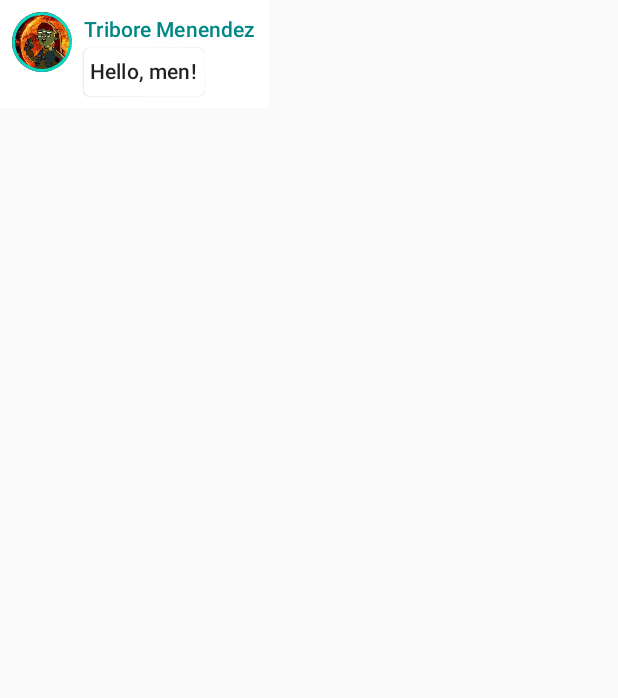
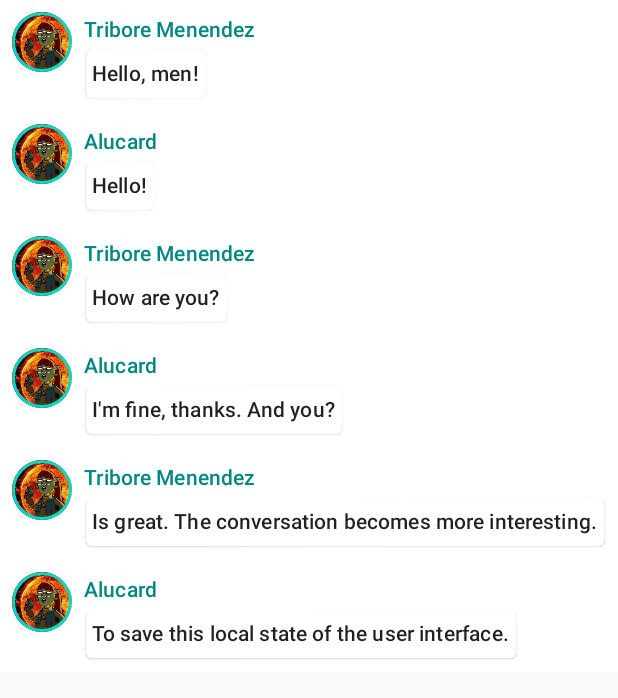
Before and after one commit to TriboreMenendez/AndroidCompose, an Android app built with Jetpack Compose: the screen it shows after launch (MainActivity), on a phone screen of 412 x 824 dp. Shown: the top 698 px of the screen. Run offline under Robolectric (Android 15) with nearby library versions, the phone set to English and light mode, and no system bars.

Commit message:
COMPOSE-1 added list messages and animate

```diff
--- a/app/src/main/java/tribore/android/firstcomposetutorial/MainActivity.kt
+++ b/app/src/main/java/tribore/android/firstcomposetutorial/MainActivity.kt
@@ -1,39 +1,52 @@
 package tribore.android.firstcomposetutorial
 
-import android.content.res.Configuration
 import android.os.Bundle
 import androidx.activity.ComponentActivity
 import androidx.activity.compose.setContent
+import androidx.compose.animation.animateColorAsState
+import androidx.compose.animation.animateContentSize
 import androidx.compose.foundation.Image
 import androidx.compose.foundation.border
+import androidx.compose.foundation.clickable
 import androidx.compose.foundation.layout.*
+import androidx.compose.foundation.lazy.LazyColumn
+import androidx.compose.foundation.lazy.items
 import androidx.compose.foundation.shape.CircleShape
 import androidx.compose.material.MaterialTheme
 import androidx.compose.material.Surface
 import androidx.compose.material.Text
-import androidx.compose.runtime.Composable
+import androidx.compose.runtime.*
 import androidx.compose.ui.Modifier
 import androidx.compose.ui.draw.clip
 import androidx.compose.ui.res.painterResource
 import androidx.compose.ui.tooling.preview.Preview
 import androidx.compose.ui.unit.dp
+import tribore.android.firstcomposetutorial.data.MessagesRepositoryImpl
 import tribore.android.firstcomposetutorial.domain.Message
+import tribore.android.firstcomposetutorial.domain.MessagesRepository
 import tribore.android.firstcomposetutorial.ui.theme.FirstComposeTutorialTheme
 
-val testMessage = Message(
-    author = "Tribore Menendez",
-    body = "Hello, men!"
-)
+private val repository: MessagesRepository = MessagesRepositoryImpl()
 
 class MainActivity : ComponentActivity() {
+
     override fun onCreate(savedInstanceState: Bundle?) {
         super.onCreate(savedInstanceState)
         setContent {
             FirstComposeTutorialTheme {
                 Surface {
-                    MessageCard(testMessage)
+                    Conversation(messages = repository.getListMessages())
                 }
             }
+        }
+    }
+}
+
+@Composable
+fun Conversation(messages: List<Message>) {
+    LazyColumn {
+        items(messages) { message ->
+            MessageCard(msg = message)
         }
     }
 }
@@ -52,7 +65,12 @@ fun MessageCard(msg: Message) {
 
         Spacer(modifier = Modifier.width(8.dp))
 
-        Column {
+        var isExpanded by remember { mutableStateOf(false) }
+        val surfaceColor by animateColorAsState(
+            targetValue = if (isExpanded) MaterialTheme.colors.primary else MaterialTheme.colors.surface
+        )
+
+        Column(modifier = Modifier.clickable { isExpanded = !isExpanded }) {
             Text(
                 text = msg.author,
                 color = MaterialTheme.colors.secondaryVariant,
@@ -61,27 +79,33 @@ fun MessageCard(msg: Message) {
 
             Spacer(modifier = Modifier.width(4.dp))
 
-            Surface(shape = MaterialTheme.shapes.medium, elevation = 1.dp) {
+            Surface(
+                shape = MaterialTheme.shapes.medium,
+                elevation = 1.dp,
+                color = surfaceColor,
+                modifier = Modifier
+                    .animateContentSize()
+                    .padding(1.dp)
+            ) {
                 Text(
                     text = msg.body,
                     style = MaterialTheme.typography.subtitle2,
-                    modifier = Modifier.padding(all = 4.dp)
+                    modifier = Modifier.padding(all = 4.dp),
+                    maxLines = if (isExpanded) Int.MAX_VALUE else 1
                 )
             }
         }
     }
 }
 
-@Preview(name = "Light Mode")
 @Preview(
-    uiMode = Configuration.UI_MODE_NIGHT_YES,
-    showBackground = true,
-    name = "Dark Mode")
+    name = "Light Mode"
+)
 @Composable
 fun PreviewMessageCard() {
     FirstComposeTutorialTheme {
         Surface {
-            MessageCard(testMessage)
+            Conversation(messages = repository.getListMessages())
         }
     }
 
--- /dev/null
+++ b/app/src/main/java/tribore/android/firstcomposetutorial/data/MessagesRepository.kt
@@ -0,0 +1,37 @@
+package tribore.android.firstcomposetutorial.data
+
+import tribore.android.firstcomposetutorial.domain.Message
+import tribore.android.firstcomposetutorial.domain.MessagesRepository
+
+/**
+ * Created by MaksimNikulin on 30.01.2023
+ */
+class MessagesRepositoryImpl: MessagesRepository {
+    override fun getListMessages(): List<Message> =
+        listOf<Message>(
+            Message(
+                author = "Tribore Menendez",
+                body = "Hello, men!"
+            ),
+            Message(
+                author = "Alucard",
+                body = "Hello!"
+            ),
+            Message(
+                author = "Tribore Menendez",
+                body = "How are you?"
+            ),
+            Message(
+                author = "Alucard",
+                body = "I'm fine, thanks. And you?"
+            ),
+            Message(
+                author = "Tribore Menendez",
+                body = "Is great. The conversation becomes more interesting. It's time to play with animation! You will add the ability to expand the message so that it appears longer, animating both the content size and the background color."
+            ),
+            Message(
+                author = "Alucard",
+                body = "To save this local state of the user interface."
+            )
+        )
+}
--- /dev/null
+++ b/app/src/main/java/tribore/android/firstcomposetutorial/domain/MessagesRepository.kt
@@ -0,0 +1,8 @@
+package tribore.android.firstcomposetutorial.domain
+
+/**
+ * Created by MaksimNikulin on 30.01.2023
+ */
+interface MessagesRepository {
+    fun getListMessages(): List<Message>
+}
```
